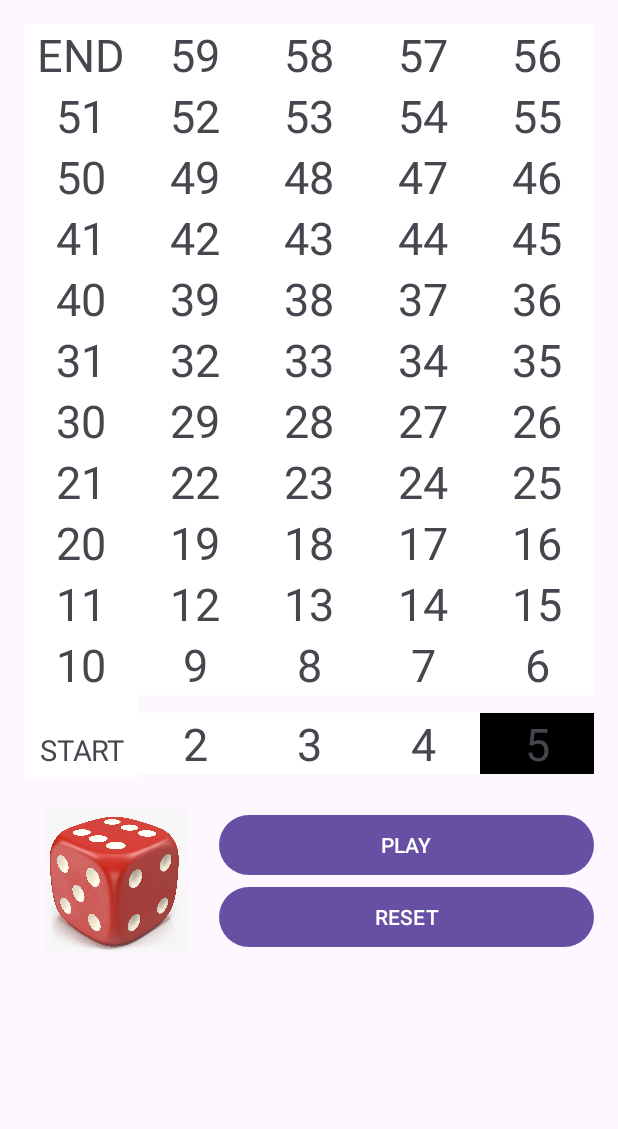
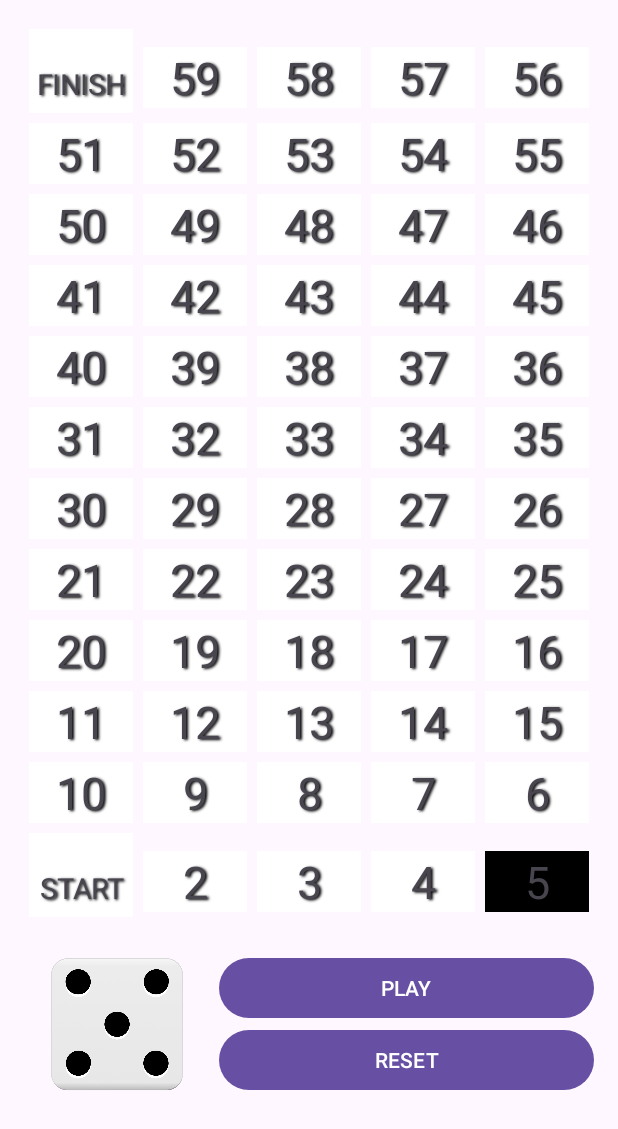
Before and after one commit to NeroXerith/MobileDev_SnakeANDLadders_Recreation, an Android app: the screen it shows after launch (MainActivity), after a tap on "PLAY", on a phone screen of 412 x 824 dp. Shown: the top 1129 px of the screen. Run offline under Robolectric (Android 15) with nearby library versions, the phone set to English and light mode, and no system bars.

Commit message:
Added dice roll

```diff
--- a/app/src/main/java/com/bryle_sanico/diceactivity/MainActivity.java
+++ b/app/src/main/java/com/bryle_sanico/diceactivity/MainActivity.java
@@ -5,6 +5,7 @@ import android.os.Bundle;
 import android.view.View;
 import android.view.View.OnClickListener;
 import android.widget.Button;
+import android.widget.ImageView;
 import android.widget.TableLayout;
 import android.widget.TableRow;
 import android.widget.TextView;
@@ -17,9 +18,7 @@ public class MainActivity extends AppCompatActivity {
     TableLayout tableLayout;
     Button playBtn;
     Button resetBtn;
-    int currentRow;
-    int currentCol;
-    int constantValue = 0;
+    int currentCell = 0;
 
     @Override
     protected void onCreate(Bundle savedInstanceState) {
@@ -33,8 +32,6 @@ public class MainActivity extends AppCompatActivity {
         int rowCount = 12;  // Number of rows
         int colCount = 5;   // Number of columns
 
-        currentRow = rowCount - 1;  // Start from the bottom row
-        currentCol = 0;  // Start from the first column
 
         playBtn.setOnClickListener(new View.OnClickListener() {
             @Override
@@ -42,36 +39,64 @@ public class MainActivity extends AppCompatActivity {
                 // Generate a random number between 1 and 6
                 Random random = new Random();
                 int randomNumber = random.nextInt(6) + 1;
+                // Update the ImageView based on the random number
+                ImageView diceImg = findViewById(R.id.diceImg);
 
-                // Calculate the new constant value by adding the random number
-                int newConstantValue = constantValue + randomNumber;
+                // Select the appropriate drawable resource for the dice image
+                int drawableResource = 0;
+                switch (randomNumber) {
+                    case 1:
+                        drawableResource = R.drawable.dice1;
+                        break;
+                    case 2:
+                        drawableResource = R.drawable.dice2;
+                        break;
+                    case 3:
+                        drawableResource = R.drawable.dice3;
+                        break;
+                    case 4:
+                        drawableResource = R.drawable.dice4;
+                        break;
+                    case 5:
+                        drawableResource = R.drawable.dice5;
+                        break;
+                    case 6:
+                        drawableResource = R.drawable.dice6;
+                        break;
+                }
+
+                // Set the selected drawable as the source of the ImageView
+                diceImg.setImageResource(drawableResource);
+
+                // Calculate the new currentCell value by adding the random number
+                int newCurrentCellValue = currentCell + randomNumber;
 
                 // Check if the new constant value exceeds 60
-                if (newConstantValue > 60) {
-                    int remainder = newConstantValue % 60;
-                    newConstantValue = 60 - remainder;
+                if (newCurrentCellValue > 60) {
+                    int remainder = newCurrentCellValue % 60;
+                    newCurrentCellValue = 60 - remainder;
                 }
 
                 // Find the TextView with the previous constant value and change its background color to white
-                TextView previousTextView = findViewById(constantValue);
+                TextView previousTextView = findViewById(currentCell);
                 if (previousTextView != null) {
                     previousTextView.setBackgroundColor(getResources().getColor(android.R.color.white));
                 }
 
                 // Update the constant value to the new value
-                constantValue = newConstantValue;
+                currentCell = newCurrentCellValue;
 
                 // Find the TextView with the updated constant value and change its background color to black
-                TextView updatedTextView = findViewById(constantValue);
+                TextView updatedTextView = findViewById(currentCell);
 
                 if (updatedTextView != null) {
                     updatedTextView.setBackgroundColor(getResources().getColor(android.R.color.black));
                 } else {
-                    showToast("TextView with ID " + constantValue + " not found.");
+                    showToast("TextView with ID " + currentCell + " not found.");
                 }
 
                 // Check if the player has won
-                if (constantValue == 60) {
+                if (currentCell == 60) {
                     showToast("You win!");
                     playBtn.setEnabled(false); // Disable the play button
                 }
@@ -82,7 +107,7 @@ public class MainActivity extends AppCompatActivity {
             @Override
             public void onClick(View view) {
                 // Reset the constant value to 0
-                constantValue = 0;
+                currentCell = 0;
 
                 // Enable the play button
                 playBtn.setEnabled(true);
@@ -109,6 +134,8 @@ public class MainActivity extends AppCompatActivity {
                         TableRow.LayoutParams.WRAP_CONTENT,
                         1
                 );
+                // Add 10dp margins to the left and right of each TextView
+                cellParams.setMargins(5, 5, 5, 5);
                 textView.setLayoutParams(cellParams);
 
                 if (i % 2 == 1) {
@@ -121,9 +148,9 @@ public class MainActivity extends AppCompatActivity {
 
                 // Generate a unique ID based on the value
                 int textViewId = value;
-
                 textView.setId(textViewId);  // Set the ID of the TextView
                 textView.setTag(value);  // Set the tag as the value
+                textView.setShadowLayer(1.6f, 1.5f, 1.3f, getResources().getColor(android.R.color.black));
                 textView.setOnClickListener(new OnClickListener() {
                     @Override
                     public void onClick(View view) {
@@ -137,8 +164,9 @@ public class MainActivity extends AppCompatActivity {
                     textView.setTextSize(19);
                     textView.setPadding(0, 35, 0, 10);
                 } else if (value == 60) {
-                    textView.setText("END");
-                    textView.setTextSize(30);
+                    textView.setText("FINISH");
+                    textView.setTextSize(19);
+                    textView.setPadding(0, 35, 0, 10);
                 } else {
                     textView.setText(String.valueOf(value));
                     textView.setTextSize(30);
--- a/app/src/main/res/layout/activity_main.xml
+++ b/app/src/main/res/layout/activity_main.xml
@@ -21,11 +21,12 @@
         android:orientation="horizontal">
 
         <ImageView
+            android:id="@+id/diceImg"
             android:layout_width="120dp"
             android:layout_height="match_parent"
             android:layout_gravity="start"
             android:layout_marginEnd="10dp"
-            android:src="@drawable/dice"/>
+            android:src="@drawable/dice1"/>
 
     <LinearLayout
         android:layout_width="match_parent"
```
Also changed, not shown: app/src/main/res/drawable/textview_border.xml (+10 -6 lines), app/src/main/res/drawable/dice.jpg (deleted), app/src/main/res/drawable/dice1.png (added), app/src/main/res/drawable/dice2.png (added), app/src/main/res/drawable/dice3.png (added), app/src/main/res/drawable/dice4.png (added), app/src/main/res/drawable/dice5.png (added), app/src/main/res/drawable/dice6.png (added).
